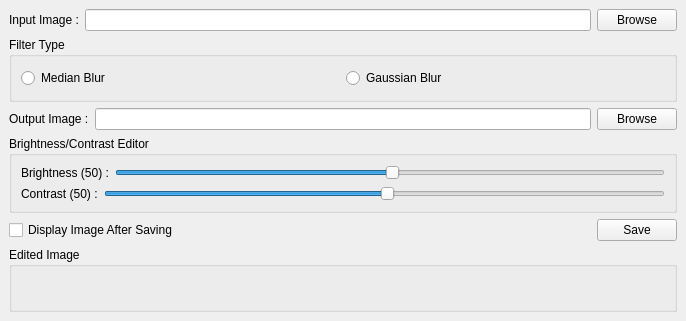
Old version of the form opencv_image_editor/mainwindow.ui in the repository agavgavi/opencv_practice.
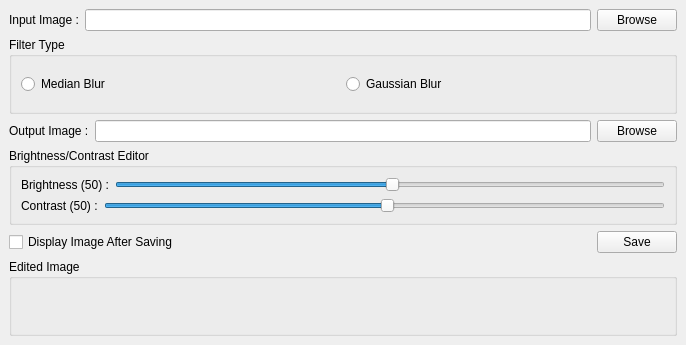
New version of the form.

```diff
--- a/opencv_image_editor/mainwindow.ui
+++ b/opencv_image_editor/mainwindow.ui
@@ -7,7 +7,7 @@
     <x>0</x>
     <y>0</y>
     <width>686</width>
-    <height>321</height>
+    <height>345</height>
    </rect>
   </property>
   <property name="windowTitle">
@@ -167,11 +167,24 @@
       <property name="title">
        <string>Edited Image</string>
       </property>
-      <layout class="QVBoxLayout" name="verticalLayout_3">
+      <layout class="QHBoxLayout" name="horizontalLayout">
        <item>
-        <widget class="QLabel" name="label">
+        <widget class="QLabel" name="outLabel">
          <property name="text">
           <string/>
+         </property>
+         <property name="alignment">
+          <set>Qt::AlignCenter</set>
+         </property>
+        </widget>
+       </item>
+       <item>
+        <widget class="QLabel" name="inLabel">
+         <property name="text">
+          <string/>
+         </property>
+         <property name="alignment">
+          <set>Qt::AlignCenter</set>
          </property>
         </widget>
        </item>
```
Left out of the diff: 2 changed lines with no effect on the pictures.
